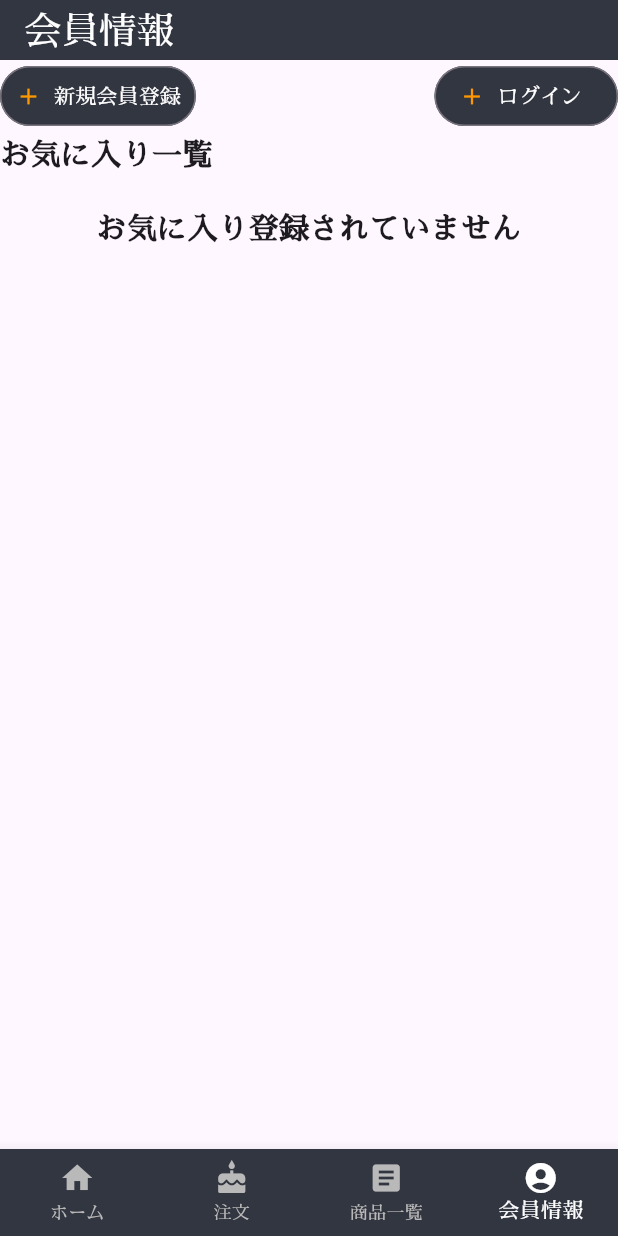
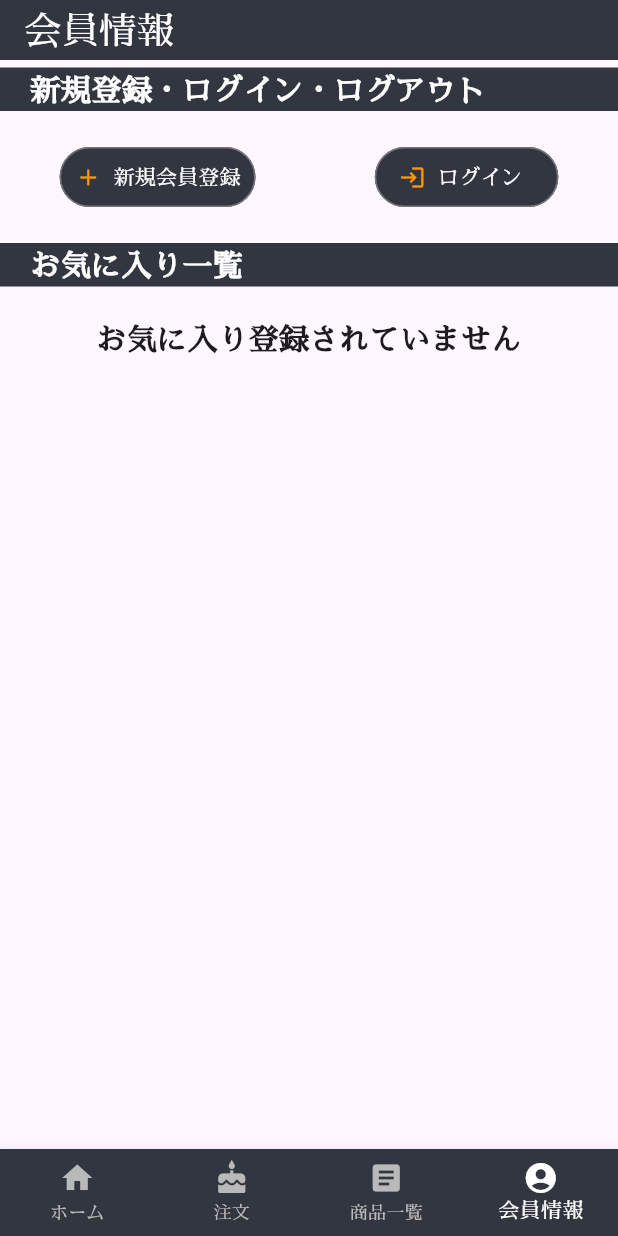
Before and after one commit to nakaharaPro/CaraqueApp, a Flutter app: the screen it shows after launch, item 4 of the bottom bar chosen, on a phone screen of 412 x 824 dp. Run offline on Flutter 3.47's test engine with Material 3 defaults, Android fonts, the phone set to English and light mode, and no system bars; our stand-ins replace cloud_firestore, firebase_auth, firebase_core, firebase_remote_config, flutter_riverpod, flutter_staggered_animations and 6 more; missing offline and left inert: flutter_email_sender; accounts and stored records are empty; generated files the repository leaves out were written again.

Commit message:
会員情報画面修正

```diff
--- a/lib/view/pages/my_home_page/compornents/main_screen/components/member_info_screen.dart
+++ b/lib/view/pages/my_home_page/compornents/main_screen/components/member_info_screen.dart
@@ -73,11 +73,10 @@ class _MemberInfoScreenState extends State<MemberInfoScreen> {
                     ),
                   ),
                   children: [
+                    _menbaerTitle(),
                     Row(
-                      mainAxisAlignment: MainAxisAlignment.spaceBetween,
-
+                      mainAxisAlignment: MainAxisAlignment.spaceAround,
                       children: [
-
                         _signUpButton(),
                         Obx(() {
                           if (AuthController.to.rxAuthUser.value == null) {
@@ -88,7 +87,7 @@ class _MemberInfoScreenState extends State<MemberInfoScreen> {
                         }),
                       ],
                     ),
-                    _favoriteTitleWidget(),
+                    _favoriteTitle(),
                   ],
                 ),
               ),
@@ -130,6 +129,32 @@ class _MemberInfoScreenState extends State<MemberInfoScreen> {
     );
   }
 
+//会員情報タイトル
+  Widget _menbaerTitle() {
+    return Container(
+        margin: const EdgeInsets.only(top: 5.0, bottom: 20.0),
+        width: double.infinity, //横幅いっぱいを意味する
+        color: ColorsConst.constColorGrey, //広がっているか色をつけて確認
+        child: const Text('　新規登録・ログイン・ログアウト',
+            style: TextStyle(
+                color: Colors.white,
+                fontSize: 20.0,
+                fontWeight: FontWeight.bold)));
+  }
+
+//お気に入り一覧タイトル
+  Widget _favoriteTitle() {
+    return Container(
+        margin: const EdgeInsets.only(top: 20.0),
+        width: double.infinity, //横幅いっぱいを意味する
+        color: ColorsConst.constColorGrey, //広がっているか色をつけて確認
+        child: const Text('　お気に入り一覧',
+            style: TextStyle(
+                color: Colors.white,
+                fontSize: 20.0,
+                fontWeight: FontWeight.bold)));
+  }
+
   // ログインボタン関数
   Widget _loginButton() {
     return OutlinedButton.icon(
@@ -140,7 +165,7 @@ class _MemberInfoScreenState extends State<MemberInfoScreen> {
       onPressed: () {
         Get.toNamed(LoginScreen.path);
       },
-      icon: const Icon(Icons.add),
+      icon: const Icon(Icons.login),
       label: const Text(
         'ログイン',
         style: TextStyle(color: Colors.white),
@@ -167,27 +192,19 @@ class _MemberInfoScreenState extends State<MemberInfoScreen> {
     );
   }
 
+// ログアウトボタン関数
   Widget _logout() {
     final authController = AuthController.to;
-    return ElevatedButton(
-      style: ElevatedButton.styleFrom(
-          padding: const EdgeInsets.all(10.0),
-          backgroundColor: ColorsConst.constColorGrey),
+    return OutlinedButton.icon(
+      style: OutlinedButton.styleFrom(
+        iconColor: ColorsConst.constColorOrange,
+        backgroundColor: ColorsConst.constColorGrey,
+      ),
       onPressed: authController.onSignOutButtonPressed,
-      child: const Text(
-        "ログアウト",
+      icon: const Icon(Icons.logout),
+      label: const Text(
+        'ログアウト',
         style: TextStyle(color: Colors.white),
-      ),
-    );
-  }
-
-  Widget _favoriteTitleWidget() {
-    return const Align(
-      alignment: Alignment.topLeft, // 左よせ
-      child: Text(
-        "お気に入り一覧",
-        style: TextStyle(fontSize: 20.0, fontWeight: FontWeight.bold),
-        textAlign: TextAlign.left,
       ),
     );
   }
```
